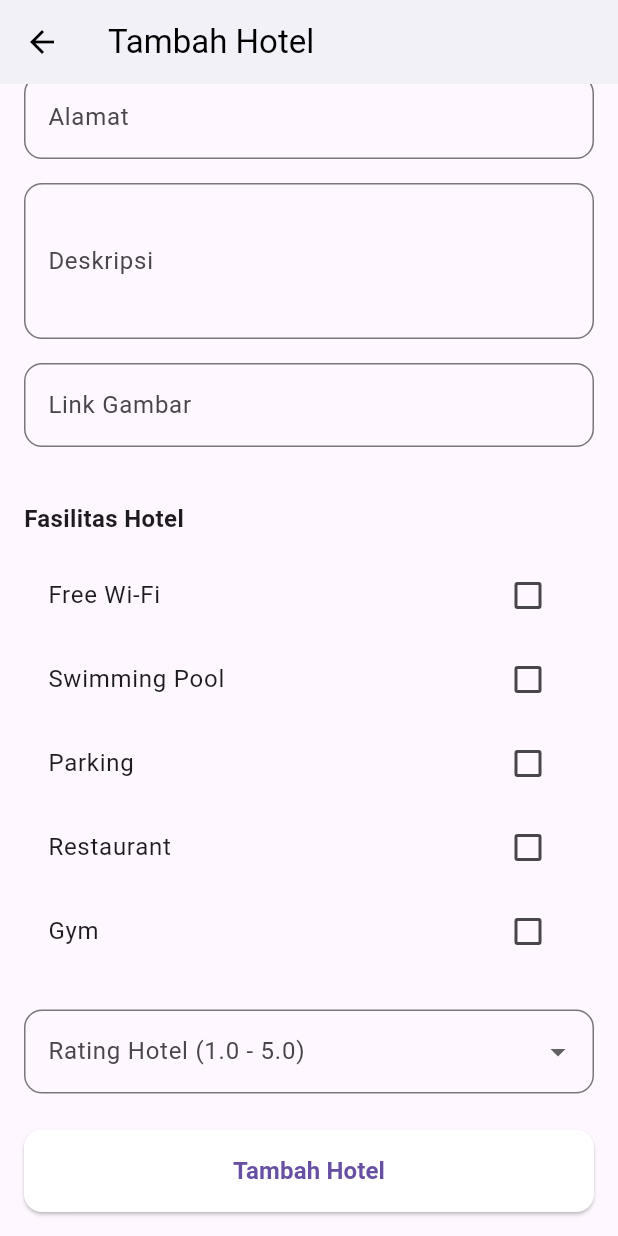
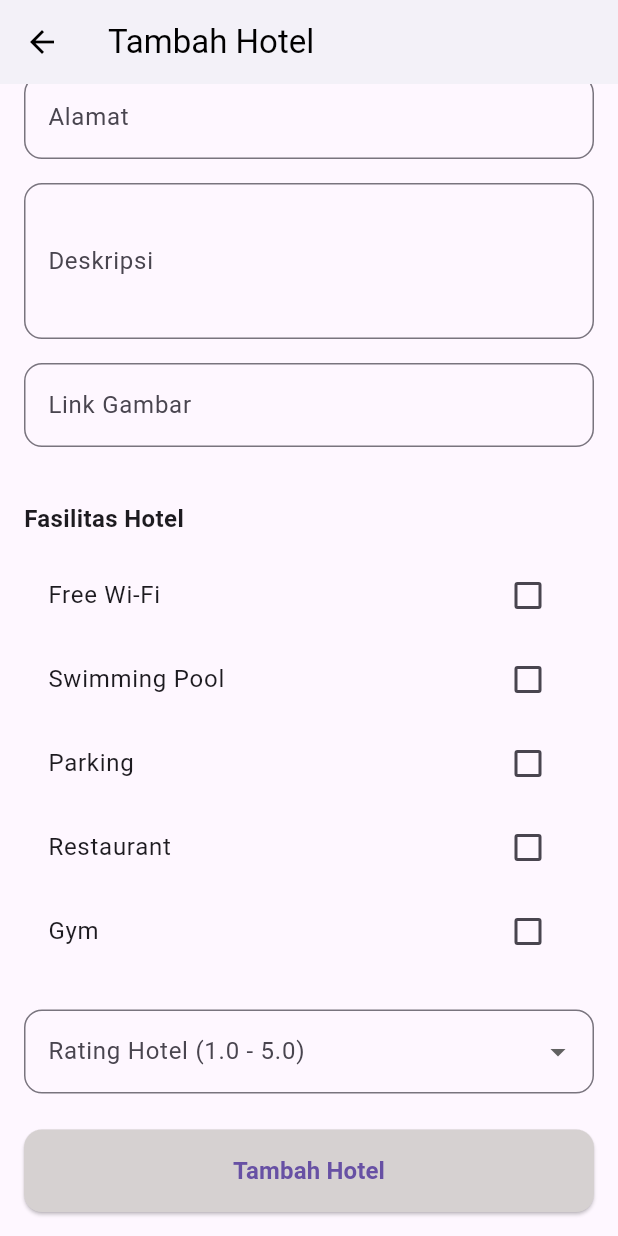
Before and after one commit to alifahfwzy/alianta_gostay, a Flutter app: the TambahHotel screen opened directly, scrolled down 94 dp, on a phone screen of 412 x 824 dp. Run offline on Flutter 3.47's test engine with Material 3 defaults, Android fonts, the phone set to English and light mode, and no system bars; our stand-ins replace shared_preferences, supabase_flutter; accounts and stored records are empty; network calls fail.

Commit message:
edit lglg

```diff
--- a/lib/tambah_hotel.dart
+++ b/lib/tambah_hotel.dart
@@ -332,7 +332,7 @@ class _TambahHotelState extends State<TambahHotel> {
                 ElevatedButton(
                   onPressed: _isLoading ? null : _simpanHotel,
                   style: ElevatedButton.styleFrom(
-                    backgroundColor: const Color.fromARGB(255, 255, 255, 255),
+                    backgroundColor: const Color.fromARGB(255, 214, 209, 209),
                     padding: const EdgeInsets.symmetric(vertical: 16),
                     shape: RoundedRectangleBorder(
                       borderRadius: BorderRadius.circular(12),
```
